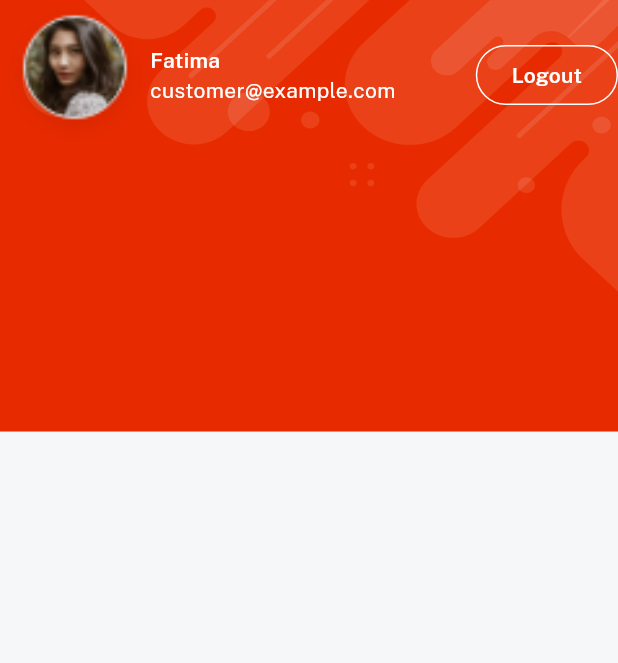
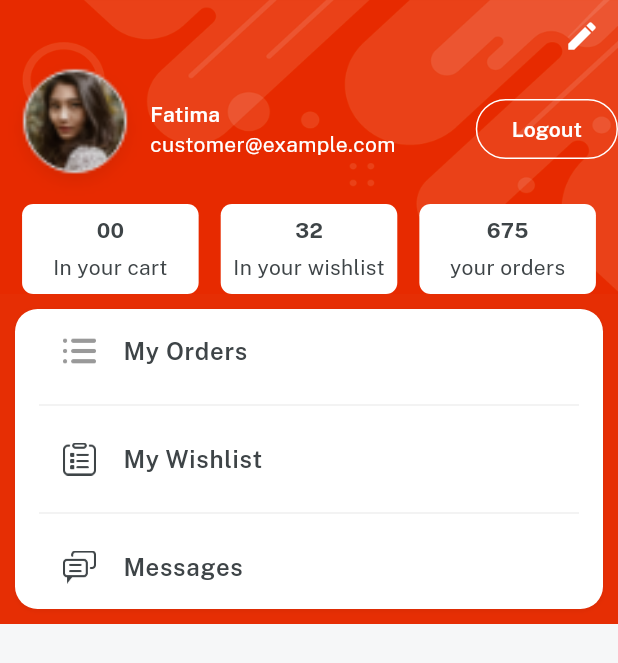
Before and after one commit to kausar-fatima/E-Mart-app, a Flutter app: the ProfileScreen screen opened directly, on a phone screen of 412 x 824 dp. Shown: the top 663 px of the screen. Run offline on Flutter 3.47's test engine with Material 3 defaults, Android fonts, the phone set to English and light mode, and no system bars; our stand-ins replace get, velocity_x.

Commit message:
UI completed

```diff
--- a/lib/consts/consts.dart
+++ b/lib/consts/consts.dart
@@ -21,3 +21,4 @@ export 'package:e_mart_app/views/home_screen/home_screen.dart';
 export 'package:e_mart_app/views/profile_screen/profile_screen.dart';
 export 'package:e_mart_app/widgets_common/home_buttons.dart';
 export 'package:e_mart_app/views/category_screen/category_details.dart';
+export 'package:e_mart_app/views/profile_screen/components/details_cart.dart';
--- a/lib/consts/lists.dart
+++ b/lib/consts/lists.dart
@@ -46,3 +46,6 @@ const itemDetailButtonsList = [
   returnpolicy,
   supportpolicy
 ];
+
+const profileButtonsList = [orders, wishlist, messages];
+const profileButtonIcon = [icOrder, icOrders, icMessages];
--- a/lib/consts/strings.dart
+++ b/lib/consts/strings.dart
@@ -60,3 +60,6 @@ const video = "Video",
     productsyoumaylike = "Products you may also like";
 
 const logout = "Logout";
+
+// Profile strings
+const wishlist = "My Wishlist", orders = "My Orders", messages = "Messages";
--- /dev/null
+++ b/lib/views/profile_screen/components/details_cart.dart
@@ -0,0 +1,19 @@
+import 'package:e_mart_app/consts/consts.dart';
+
+Widget detailsCard({width, String? count, String? title}) {
+  return Column(
+    mainAxisAlignment: MainAxisAlignment.center,
+    children: [
+      count!.text.fontFamily(bold).color(darkFontGrey).make(),
+      5.heightBox,
+      title!.text.color(darkFontGrey).make(),
+    ],
+  )
+      .box
+      .white
+      .roundedSM
+      .width(width)
+      .height(60)
+      .padding(EdgeInsets.symmetric(horizontal: 2))
+      .make();
+}
--- a/lib/views/profile_screen/profile_screen.dart
+++ b/lib/views/profile_screen/profile_screen.dart
@@ -1,5 +1,4 @@
 import 'package:e_mart_app/consts/consts.dart';
-import 'package:flutter/material.dart';
 
 class ProfileScreen extends StatelessWidget {
   const ProfileScreen({super.key});
@@ -9,9 +8,18 @@ class ProfileScreen extends StatelessWidget {
     return bgWidget(
         child: Scaffold(
       body: SafeArea(
-        child: Container(
         child: Column(
           children: [
+            // edit profile button
+            Align(
+              alignment: Alignment.topRight,
+              child: Icon(
+                Icons.edit,
+                color: whiteColor,
+              ).marginOnly(top: 12, right: 12),
+            ).onTap(() {}),
+
+            // users details section
             Row(
               children: [
                 Image.asset(
@@ -34,9 +42,58 @@ class ProfileScreen extends StatelessWidget {
                     onPressed: () {},
                     child: logout.text.fontFamily(semibold).white.make())
               ],
-              )
+            ),
+            Row(
+              mainAxisAlignment: MainAxisAlignment.spaceEvenly,
+              children: [
+                detailsCard(
+                    count: "00",
+                    title: "In your cart",
+                    width: context.screenWidth / 3.5),
+                detailsCard(
+                    count: "32",
+                    title: "In your wishlist",
+                    width: context.screenWidth / 3.5),
+                detailsCard(
+                    count: "675",
+                    title: "your orders",
+                    width: context.screenWidth / 3.5)
               ],
             ),
+            // buttons section
+
+            ListView.separated(
+                    shrinkWrap: true,
+                    itemBuilder: (BuildContext context, int index) {
+                      return ListTile(
+                        leading: Image.asset(
+                          profileButtonIcon[index],
+                          width: 22,
+                        ),
+                        title: profileButtonsList[index]
+                            .text
+                            .fontFamily(semibold)
+                            .color(darkFontGrey)
+                            .make(),
+                      );
+                    },
+                    separatorBuilder: (context, index) {
+                      return Divider(color: lightGrey);
+                    },
+                    itemCount: profileButtonsList.length)
+                .box
+                .white
+                .rounded
+                .padding(EdgeInsets.symmetric(
+                  horizontal: 16,
+                ))
+                .margin(EdgeInsets.symmetric(horizontal: 10, vertical: 10))
+                .shadowSm
+                .make()
+                .box
+                .color(redColor)
+                .make()
+          ],
         ),
       ),
     ));
```
Lines whose indentation alone changed are shown as unchanged.
